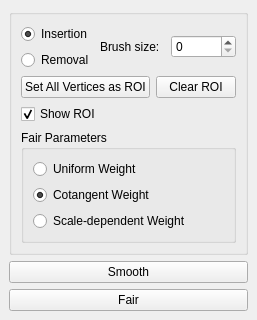
First picture: the form in Polyhedron/demo/Polyhedron/Smoothing_fairing_widget.ui, repository CGAL/cgal, before the edit.
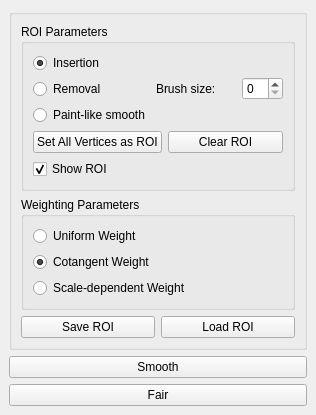
Second picture: the form after the edit.

Commit message: Demo updates, (I added a "paint-like smoothing" feature but I am going to remove it since real-time smoothing is not efficient due to AABB reconstruction.

What changed in the file:
```diff
--- a/Polyhedron/demo/Polyhedron/Smoothing_fairing_widget.ui
+++ b/Polyhedron/demo/Polyhedron/Smoothing_fairing_widget.ui
@@ -6,8 +6,8 @@
    <rect>
     <x>0</x>
     <y>0</y>
-    <width>237</width>
-    <height>320</height>
+    <width>274</width>
+    <height>407</height>
    </rect>
   </property>
   <property name="toolTip">
@@ -28,6 +28,12 @@
       </property>
       <layout class="QVBoxLayout" name="verticalLayout_4">
        <item>
+        <widget class="QGroupBox" name="groupBox_2">
+         <property name="title">
+          <string>ROI Parameters</string>
+         </property>
+         <layout class="QVBoxLayout" name="verticalLayout_6">
+          <item>
         <layout class="QVBoxLayout" name="verticalLayout_2">
          <item>
           <layout class="QHBoxLayout" name="horizontalLayout_2">
@@ -50,6 +56,13 @@
                </property>
               </widget>
              </item>
+                <item>
+                 <widget class="QRadioButton" name="Paint_like_smooth_radio_button">
+                  <property name="text">
+                   <string>Paint-like smooth</string>
+                  </property>
+                 </widget>
+                </item>
             </layout>
            </item>
            <item>
@@ -59,6 +72,19 @@
              </property>
             </widget>
            </item>
+              <item>
+               <spacer name="verticalSpacer">
+                <property name="orientation">
+                 <enum>Qt::Vertical</enum>
+                </property>
+                <property name="sizeHint" stdset="0">
+                 <size>
+                  <width>20</width>
+                  <height>40</height>
+                 </size>
+                </property>
+               </spacer>
+              </item>
            <item>
             <widget class="QSpinBox" name="Brush_size_spin_box"/>
            </item>
@@ -94,10 +120,13 @@
          </property>
         </widget>
        </item>
+         </layout>
+        </widget>
+       </item>
        <item>
         <widget class="QGroupBox" name="groupBox_3">
          <property name="title">
-          <string>Fair Parameters</string>
+          <string>Weighting Parameters</string>
          </property>
          <layout class="QVBoxLayout" name="verticalLayout_5">
           <item>
@@ -130,6 +159,24 @@
          </layout>
         </widget>
        </item>
+       <item>
+        <layout class="QHBoxLayout" name="horizontalLayout">
+         <item>
+          <widget class="QPushButton" name="Save_ROI_button">
+           <property name="text">
+            <string>Save ROI</string>
+           </property>
+          </widget>
+         </item>
+         <item>
+          <widget class="QPushButton" name="Load_ROI_button">
+           <property name="text">
+            <string>Load ROI</string>
+           </property>
+          </widget>
+         </item>
+        </layout>
+       </item>
       </layout>
      </widget>
     </item>
```
Lines whose indentation alone changed are shown as unchanged. The commit also changes 4 other files.
